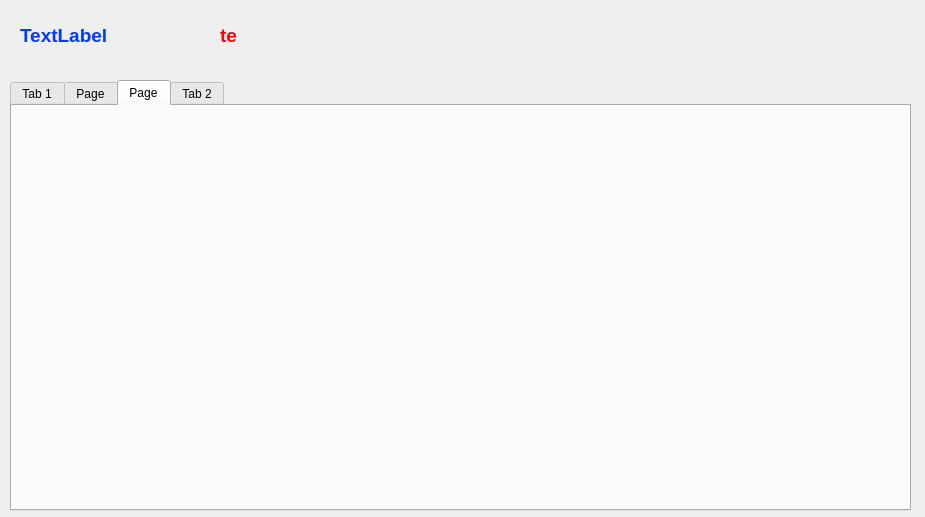
Above: my_profile.ui from mjalali/AP_project before the change. Below: the same form after it.
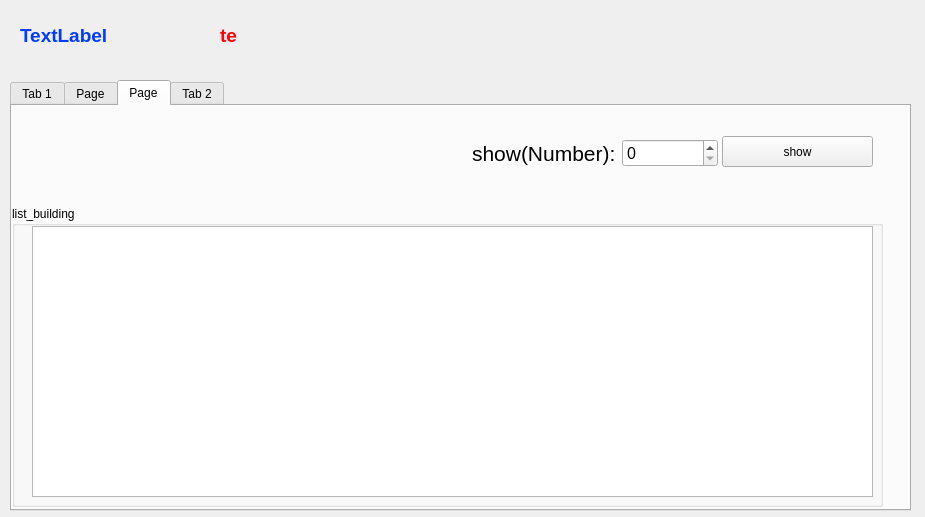
That is the form after the change. The open tabs and pages were chosen to show the change.

Diff of the .ui file:
```diff
--- a/my_profile.ui
+++ b/my_profile.ui
@@ -752,6 +752,85 @@
     <attribute name="title">
      <string>Page</string>
     </attribute>
+    <widget class="QGroupBox" name="groupBox">
+     <property name="geometry">
+      <rect>
+       <x>0</x>
+       <y>100</y>
+       <width>871</width>
+       <height>301</height>
+      </rect>
+     </property>
+     <property name="title">
+      <string>list_building</string>
+     </property>
+     <widget class="QTextEdit" name="list_buildig">
+      <property name="geometry">
+       <rect>
+        <x>20</x>
+        <y>20</y>
+        <width>841</width>
+        <height>271</height>
+       </rect>
+      </property>
+      <property name="font">
+       <font>
+        <pointsize>14</pointsize>
+        <weight>75</weight>
+        <bold>true</bold>
+       </font>
+      </property>
+      <property name="readOnly">
+       <bool>true</bool>
+      </property>
+     </widget>
+    </widget>
+    <widget class="QPushButton" name="pushButton">
+     <property name="geometry">
+      <rect>
+       <x>710</x>
+       <y>30</y>
+       <width>151</width>
+       <height>31</height>
+      </rect>
+     </property>
+     <property name="text">
+      <string>show</string>
+     </property>
+    </widget>
+    <widget class="QWidget" name="">
+     <property name="geometry">
+      <rect>
+       <x>460</x>
+       <y>30</y>
+       <width>246</width>
+       <height>35</height>
+      </rect>
+     </property>
+     <layout class="QHBoxLayout" name="horizontalLayout_17">
+      <item>
+       <widget class="QLabel" name="label_16">
+        <property name="font">
+         <font>
+          <pointsize>16</pointsize>
+         </font>
+        </property>
+        <property name="text">
+         <string>show(Number):</string>
+        </property>
+       </widget>
+      </item>
+      <item>
+       <widget class="QSpinBox" name="spinBox">
+        <property name="font">
+         <font>
+          <pointsize>12</pointsize>
+         </font>
+        </property>
+       </widget>
+      </item>
+     </layout>
+    </widget>
    </widget>
    <widget class="QWidget" name="tab_2">
     <attribute name="title">
```
